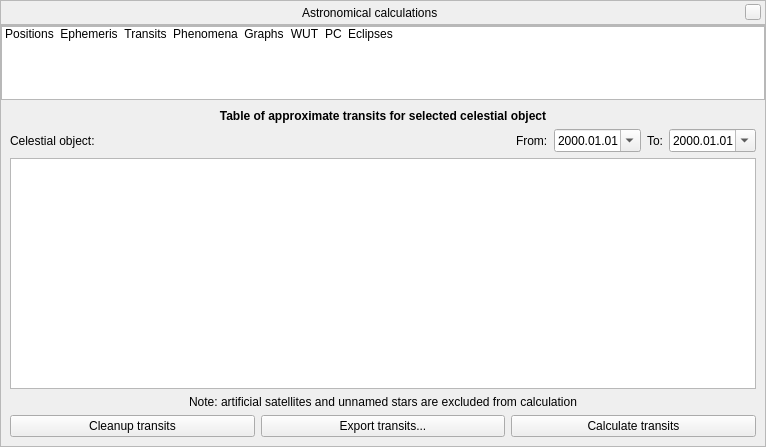
This is src/gui/astroCalcDialog.ui in Stellarium/stellarium as Qt 5 draws it before an edit. The edited form follows.
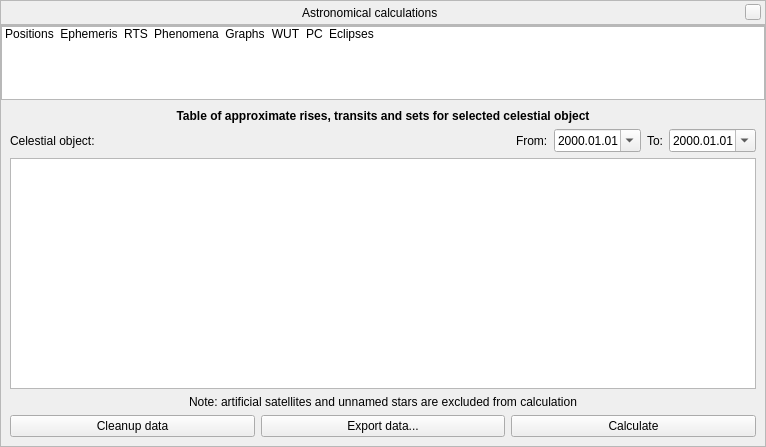
This is the edited form. The open tabs and pages were chosen to show the change. Icons and pictures are not drawn. Custom widgets are drawn as their Qt base class.

Commit message: Switch transits table to RTS table

```diff
--- a/src/gui/astroCalcDialog.ui
+++ b/src/gui/astroCalcDialog.ui
@@ -282,7 +282,10 @@
         </item>
         <item>
          <property name="text">
-          <string>Transits</string>
+          <string comment="rise, transit, set">RTS</string>
+         </property>
+         <property name="toolTip">
+          <string>Rises, transits and sets</string>
          </property>
          <property name="icon">
           <iconset>
@@ -1011,21 +1014,21 @@
             <item>
              <widget class="QPushButton" name="transitsCleanupButton">
               <property name="text">
-               <string>Cleanup transits</string>
+               <string>Cleanup data</string>
               </property>
              </widget>
             </item>
             <item>
              <widget class="QPushButton" name="transitsSaveButton">
               <property name="text">
-               <string>Export transits...</string>
+               <string>Export data...</string>
               </property>
              </widget>
             </item>
             <item>
              <widget class="QPushButton" name="transitsCalculateButton">
               <property name="text">
-               <string>Calculate transits</string>
+               <string>Calculate</string>
               </property>
              </widget>
             </item>
@@ -1145,7 +1148,7 @@
              </font>
             </property>
             <property name="text">
-             <string>Table of approximate transits for selected celestial object</string>
+             <string>Table of approximate rises, transits and sets for selected celestial object</string>
             </property>
             <property name="alignment">
              <set>Qt::AlignCenter</set>
```
Left out of the diff: 24 changed lines with no effect on the pictures. The commit also changes 2 other files.
